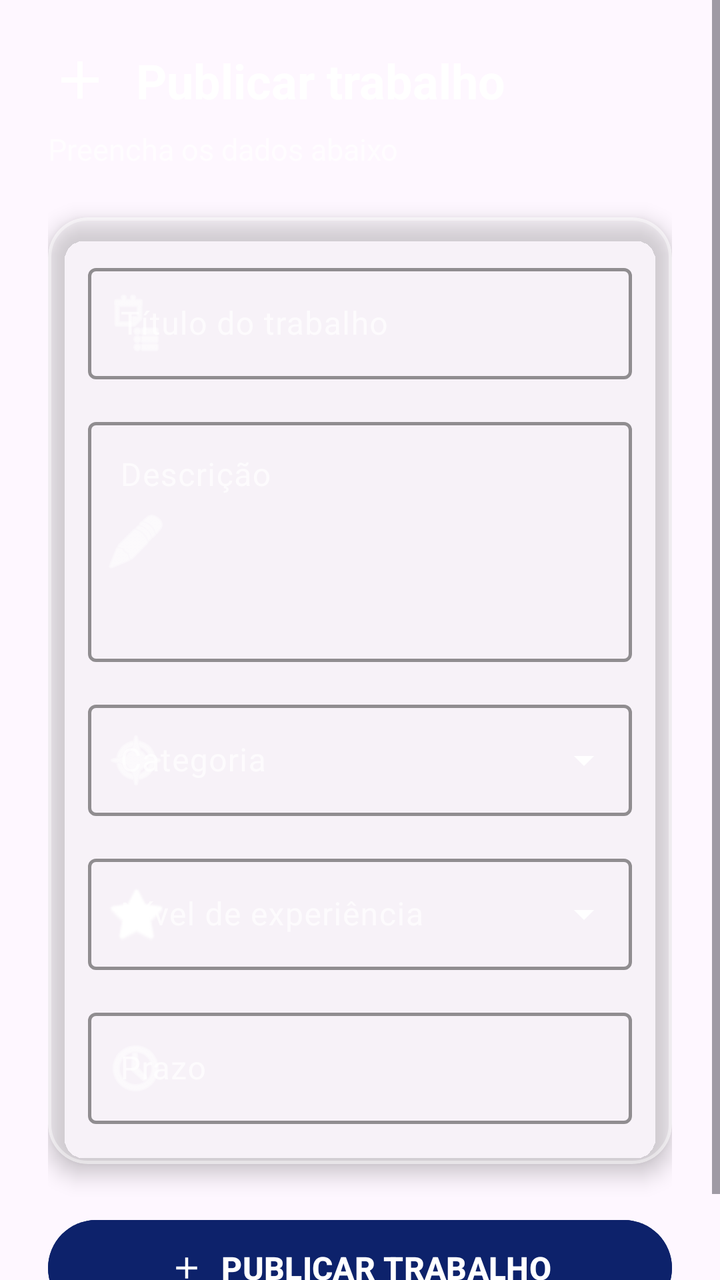
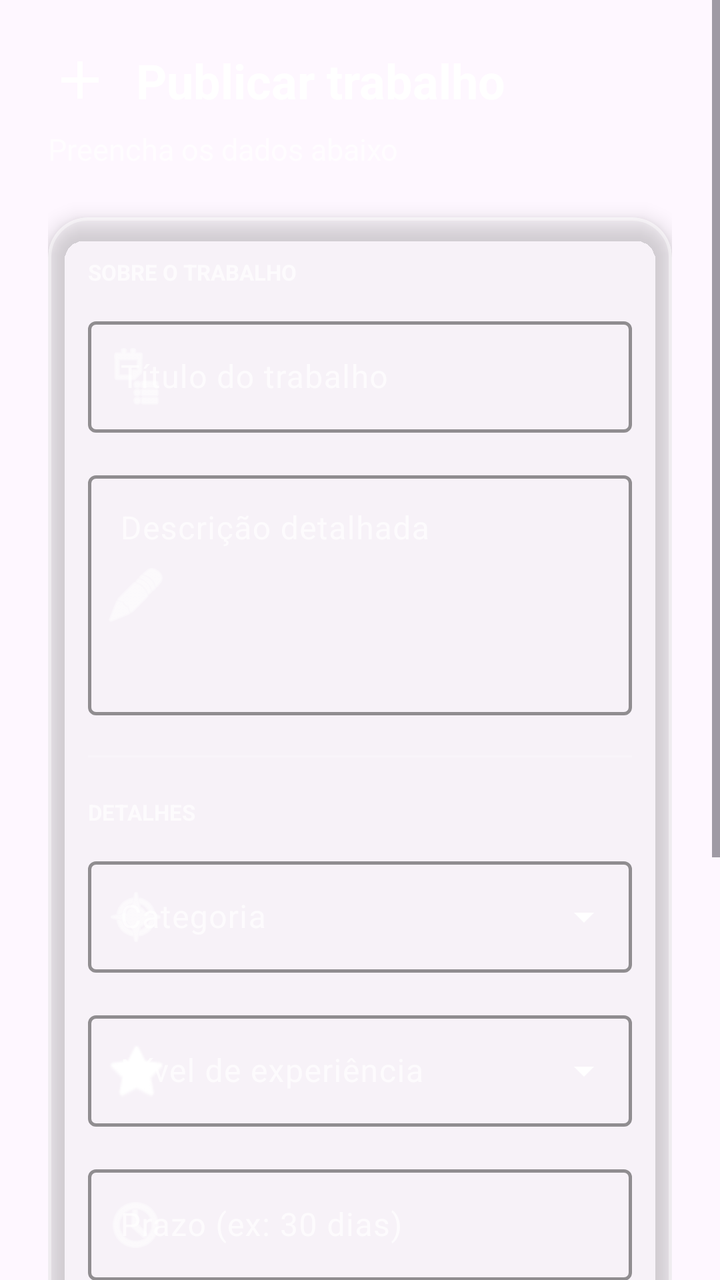

Two renders of the same Android screen: before a commit and after it. Below are the layout's source before the change and the commit's diff.
<!-- AndroidManifest.xml: application theme Theme.PlataformaRemota -->
<!-- res/layout/fragment_publish.xml -->
<?xml version="1.0" encoding="utf-8"?>
<ScrollView xmlns:android="http://schemas.android.com/apk/res/android"
    xmlns:app="http://schemas.android.com/apk/res-auto"
    xmlns:tools="http://schemas.android.com/tools"
    android:layout_width="match_parent"
    android:layout_height="match_parent"
    android:fillViewport="true">

    <LinearLayout
        android:layout_width="match_parent"
        android:layout_height="wrap_content"
        android:orientation="vertical"
        android:padding="24dp">

        
        <LinearLayout
            android:layout_width="match_parent"
            android:layout_height="wrap_content"
            android:gravity="center_vertical"
            android:orientation="horizontal"
            android:layout_marginBottom="8dp">

            <ImageView
                android:layout_width="32dp"
                android:layout_height="32dp"
                android:layout_marginEnd="12dp"
                android:src="@drawable/ic_add"
                app:tint="@color/white" />

            <TextView
                android:layout_width="0dp"
                android:layout_height="wrap_content"
                android:layout_weight="1"
                android:text="Publicar trabalho"
                android:textColor="@color/white"
                android:textSize="24sp"
                android:textStyle="bold" />
        </LinearLayout>

        <TextView
            android:layout_width="match_parent"
            android:layout_height="wrap_content"
            android:text="Preencha os dados abaixo"
            android:textColor="#B3FFFFFF"
            android:textSize="15sp"
            android:layout_marginBottom="24dp" />

        
        <com.google.android.material.card.MaterialCardView
            android:layout_width="match_parent"
            android:layout_height="wrap_content"
            android:layout_marginBottom="24dp"
            app:cardBackgroundColor="#33FFFFFF"
            app:cardCornerRadius="20dp"
            app:cardElevation="6dp"
            app:strokeWidth="1.5dp"
            app:strokeColor="#66FFFFFF">

            <LinearLayout
                android:layout_width="match_parent"
                android:layout_height="wrap_content"
                android:orientation="vertical"
                android:padding="20dp">

                
                <com.google.android.material.textfield.TextInputLayout
                    style="@style/Widget.Material3.TextInputLayout.OutlinedBox"
                    android:layout_width="match_parent"
                    android:layout_height="wrap_content"
                    android:layout_marginBottom="16dp"
                    android:hint="Título do trabalho"
                    android:textColorHint="#B3FFFFFF"
                    app:boxStrokeColor="@color/white"
                    app:boxStrokeWidth="1.5dp"
                    app:boxBackgroundColor="@android:color/transparent"
                    app:hintTextColor="@color/white"
                    app:startIconDrawable="@android:drawable/ic_menu_agenda"
                    app:startIconTint="@color/white">

                    <com.google.android.material.textfield.TextInputEditText
                        android:id="@+id/edtTitulo"
                        android:layout_width="match_parent"
                        android:layout_height="wrap_content"
                        android:inputType="text"
                        android:textColor="@color/white" />
                </com.google.android.material.textfield.TextInputLayout>

                
                <com.google.android.material.textfield.TextInputLayout
                    style="@style/Widget.Material3.TextInputLayout.OutlinedBox"
                    android:layout_width="match_parent"
                    android:layout_height="wrap_content"
                    android:layout_marginBottom="16dp"
                    android:hint="Descrição"
                    android:textColorHint="#B3FFFFFF"
                    app:boxStrokeColor="@color/white"
                    app:boxStrokeWidth="1.5dp"
                    app:boxBackgroundColor="@android:color/transparent"
                    app:hintTextColor="@color/white"
                    app:startIconDrawable="@android:drawable/ic_menu_edit"
                    app:startIconTint="@color/white">

                    <com.google.android.material.textfield.TextInputEditText
                        android:id="@+id/edtDescricao"
                        android:layout_width="match_parent"
                        android:layout_height="120dp"
                        android:gravity="top"
                        android:inputType="textMultiLine"
                        android:textColor="@color/white" />
                </com.google.android.material.textfield.TextInputLayout>

                
                <com.google.android.material.textfield.TextInputLayout
                    style="@style/Widget.Material3.TextInputLayout.OutlinedBox.ExposedDropdownMenu"
                    android:layout_width="match_parent"
                    android:layout_height="wrap_content"
                    android:layout_marginBottom="16dp"
                    android:hint="Categoria"
                    android:textColorHint="#B3FFFFFF"
                    app:boxStrokeColor="@color/white"
                    app:boxStrokeWidth="1.5dp"
                    app:boxBackgroundColor="@android:color/transparent"
                    app:hintTextColor="@color/white"
                    app:startIconDrawable="@android:drawable/ic_menu_compass"
                    app:startIconTint="@color/white"
                    app:endIconTint="@color/white">

                    <AutoCompleteTextView
                        android:id="@+id/edtCategoria"
                        android:layout_width="match_parent"
                        android:layout_height="wrap_content"
                        android:inputType="none"
                        android:textColor="@color/white" />
                </com.google.android.material.textfield.TextInputLayout>

                
                <com.google.android.material.textfield.TextInputLayout
                    style="@style/Widget.Material3.TextInputLayout.OutlinedBox.ExposedDropdownMenu"
                    android:layout_width="match_parent"
                    android:layout_height="wrap_content"
                    android:layout_marginBottom="16dp"
                    android:hint="Nível de experiência"
                    android:textColorHint="#B3FFFFFF"
                    app:boxStrokeColor="@color/white"
                    app:boxStrokeWidth="1.5dp"
                    app:boxBackgroundColor="@android:color/transparent"
                    app:hintTextColor="@color/white"
                    app:startIconDrawable="@android:drawable/btn_star_big_on"
                    app:startIconTint="@color/white"
                    app:endIconTint="@color/white">

                    <AutoCompleteTextView
                        android:id="@+id/edtNivel"
                        android:layout_width="match_parent"
                        android:layout_height="wrap_content"
                        android:inputType="text"
                        android:completionThreshold="0"
                        android:textColor="@color/white" />
                </com.google.android.material.textfield.TextInputLayout>

                
                <com.google.android.material.textfield.TextInputLayout
                    style="@style/Widget.Material3.TextInputLayout.OutlinedBox"
                    android:layout_width="match_parent"
                    android:layout_height="wrap_content"
                    android:hint="Prazo"
                    android:textColorHint="#B3FFFFFF"
                    app:boxStrokeColor="@color/white"
                    app:boxStrokeWidth="1.5dp"
                    app:boxBackgroundColor="@android:color/transparent"
                    app:hintTextColor="@color/white"
                    app:startIconDrawable="@android:drawable/ic_menu_recent_history"
                    app:startIconTint="@color/white">

                    <com.google.android.material.textfield.TextInputEditText
                        android:id="@+id/edtPrazo"
                        android:layout_width="match_parent"
                        android:layout_height="wrap_content"
                        android:inputType="text"
                        android:textColor="@color/white" />
                </com.google.android.material.textfield.TextInputLayout>
            </LinearLayout>
        </com.google.android.material.card.MaterialCardView>

        
        <com.google.android.material.button.MaterialButton
            android:id="@+id/btnPublicar"
            android:layout_width="match_parent"
            android:layout_height="56dp"
            android:backgroundTint="#0D226B"
            android:text="PUBLICAR TRABALHO"
            android:textColor="@color/white"
            android:textSize="16sp"
            android:textStyle="bold"
            app:cornerRadius="28dp"
            app:elevation="4dp"
            app:icon="@drawable/ic_add"
            app:iconGravity="textStart"
            app:iconPadding="8dp"
            app:iconTint="@color/white" />

    </LinearLayout>
</ScrollView>
<!-- resources referenced by this layout -->
<resources>
  <color name="white">#FFFFFFFF</color>
  <!-- drawable ic_add (drawable) -->
  <vector xmlns:android="http://schemas.android.com/apk/res/android" android:height="24dp" android:tint="#000000" android:viewportHeight="960" android:viewportWidth="960" android:width="24dp">
        
      <path android:fillColor="@android:color/white" android:pathData="M440,520L200,520L200,440L440,440L440,200L520,200L520,440L760,440L760,520L520,520L520,760L440,760L440,520Z"/>
      
  </vector>
  <style name="Theme.PlataformaRemota" parent="Base.Theme.PlataformaRemota" />
  <style name="Base.Theme.PlataformaRemota" parent="Theme.Material3.DayNight.NoActionBar">
          
          
          <item name="android:windowAnimationStyle">@style/ActivityAnimation</item>
      </style>
  <style name="ActivityAnimation" parent="@android:style/Animation.Activity">
          <item name="android:activityOpenEnterAnimation">@anim/slide_in_right</item>
          <item name="android:activityOpenExitAnimation">@anim/slide_out_left</item>
          <item name="android:activityCloseEnterAnimation">@anim/slide_in_left</item>
          <item name="android:activityCloseExitAnimation">@anim/slide_out_right</item>
      </style>
</resources>

<!-- the commit's change to res/layout/fragment_publish.xml (unified diff, before → after) -->
@@ -14,6 +14,7 @@
 
         
         <LinearLayout
+            android:id="@+id/layoutHeaderPublicar"
             android:layout_width="match_parent"
             android:layout_height="wrap_content"
             android:gravity="center_vertical"
@@ -49,7 +50,7 @@
         <com.google.android.material.card.MaterialCardView
             android:layout_width="match_parent"
             android:layout_height="wrap_content"
-            android:layout_marginBottom="24dp"
+            android:layout_marginBottom="20dp"
             app:cardBackgroundColor="#33FFFFFF"
             app:cardCornerRadius="20dp"
             app:cardElevation="6dp"
@@ -63,6 +64,16 @@
                 android:padding="20dp">
 
                 
+                <TextView
+                    android:layout_width="wrap_content"
+                    android:layout_height="wrap_content"
+                    android:layout_marginBottom="12dp"
+                    android:text="SOBRE O TRABALHO"
+                    android:textColor="#B3FFFFFF"
+                    android:textSize="11sp"
+                    android:textStyle="bold" />
+
+                
                 <com.google.android.material.textfield.TextInputLayout
                     style="@style/Widget.Material3.TextInputLayout.OutlinedBox"
                     android:layout_width="match_parent"
@@ -90,8 +101,8 @@
                     style="@style/Widget.Material3.TextInputLayout.OutlinedBox"
                     android:layout_width="match_parent"
                     android:layout_height="wrap_content"
-                    android:layout_marginBottom="16dp"
-                    android:hint="Descrição"
+                    android:layout_marginBottom="20dp"
+                    android:hint="Descrição detalhada"
                     android:textColorHint="#B3FFFFFF"
                     app:boxStrokeColor="@color/white"
                     app:boxStrokeWidth="1.5dp"
@@ -110,6 +121,23 @@
                 </com.google.android.material.textfield.TextInputLayout>
 
                 
+                <View
+                    android:layout_width="match_parent"
+                    android:layout_height="1dp"
+                    android:layout_marginBottom="20dp"
+                    android:background="#33FFFFFF" />
+
+                
+                <TextView
+                    android:layout_width="wrap_content"
+                    android:layout_height="wrap_content"
+                    android:layout_marginBottom="12dp"
+                    android:text="DETALHES"
+                    android:textColor="#B3FFFFFF"
+                    android:textSize="11sp"
+                    android:textStyle="bold" />
+
+                
                 <com.google.android.material.textfield.TextInputLayout
                     style="@style/Widget.Material3.TextInputLayout.OutlinedBox.ExposedDropdownMenu"
                     android:layout_width="match_parent"
@@ -163,7 +191,8 @@
                     style="@style/Widget.Material3.TextInputLayout.OutlinedBox"
                     android:layout_width="match_parent"
                     android:layout_height="wrap_content"
-                    android:hint="Prazo"
+                    android:layout_marginBottom="20dp"
+                    android:hint="Prazo (ex: 30 dias)"
                     android:textColorHint="#B3FFFFFF"
                     app:boxStrokeColor="@color/white"
                     app:boxStrokeWidth="1.5dp"
@@ -179,6 +208,77 @@
                         android:inputType="text"
                         android:textColor="@color/white" />
                 </com.google.android.material.textfield.TextInputLayout>
+
+                
+                <View
+                    android:layout_width="match_parent"
+                    android:layout_height="1dp"
+                    android:layout_marginBottom="20dp"
+                    android:background="#33FFFFFF" />
+
+                
+                <TextView
+                    android:id="@+id/txtSecaoVisibilidade"
+                    android:layout_width="wrap_content"
+                    android:layout_height="wrap_content"
+                    android:layout_marginBottom="12dp"
+                    android:text="VISIBILIDADE"
+                    android:textColor="#B3FFFFFF"
+                    android:textSize="11sp"
+                    android:textStyle="bold" />
+
+                
+                <com.google.android.material.textfield.TextInputLayout
+                    android:id="@+id/tilPublicarComo"
+                    style="@style/Widget.Material3.TextInputLayout.OutlinedBox.ExposedDropdownMenu"
+                    android:layout_width="match_parent"
+                    android:layout_height="wrap_content"
+                    android:layout_marginBottom="12dp"
+                    android:hint="Publicar como"
+                    android:textColorHint="#B3FFFFFF"
+                    app:boxStrokeColor="@color/white"
+                    app:boxStrokeWidth="1.5dp"
+                    app:boxBackgroundColor="@android:color/transparent"
+                    app:hintTextColor="@color/white"
+                    app:startIconDrawable="@android:drawable/ic_menu_myplaces"
+                    app:startIconTint="@color/white"
+                    app:endIconTint="@color/white">
+
+                    <AutoCompleteTextView
+                        android:id="@+id/edtPublicarComo"
+                        android:layout_width="match_parent"
+                        android:layout_height="wrap_content"
+                        android:inputType="none"
+                        android:textColor="@color/white" />
+                </com.google.android.material.textfield.TextInputLayout>
+
+                
+                <LinearLayout
+                    android:id="@+id/layoutInfoVisibilidade"
+                    android:layout_width="match_parent"
+                    android:layout_height="wrap_content"
+                    android:background="#1A0D226B"
+                    android:orientation="horizontal"
+                    android:padding="12dp"
+                    android:gravity="center_vertical">
+
+                    <ImageView
+                        android:id="@+id/imgIconeVisibilidade"
+                        android:layout_width="20dp"
+                        android:layout_height="20dp"
+                        android:layout_marginEnd="10dp"
+                        android:src="@android:drawable/ic_menu_info_details"
+                        app:tint="#B3FFFFFF" />
+
+                    <TextView
+                        android:id="@+id/txtInfoVisibilidade"
+                        android:layout_width="0dp"
+                        android:layout_height="wrap_content"
+                        android:layout_weight="1"
+                        android:text="Trabalho público: qualquer pessoa pode ver e se candidatar."
+                        android:textColor="#B3FFFFFF"
+                        android:textSize="12sp" />
+                </LinearLayout>
             </LinearLayout>
         </com.google.android.material.card.MaterialCardView>
 
<!-- resource entries referenced after the edit -->
@@ -9,9 +9,9 @@
   </vector>
   <style name="Theme.PlataformaRemota" parent="Base.Theme.PlataformaRemota" />
   <style name="Base.Theme.PlataformaRemota" parent="Theme.Material3.DayNight.NoActionBar">
-          
-          
           <item name="android:windowAnimationStyle">@style/ActivityAnimation</item>
+          <item name="android:fontFamily">sans-serif</item>
+          <item name="fontFamily">sans-serif</item>
       </style>
   <style name="ActivityAnimation" parent="@android:style/Animation.Activity">
           <item name="android:activityOpenEnterAnimation">@anim/slide_in_right</item>
